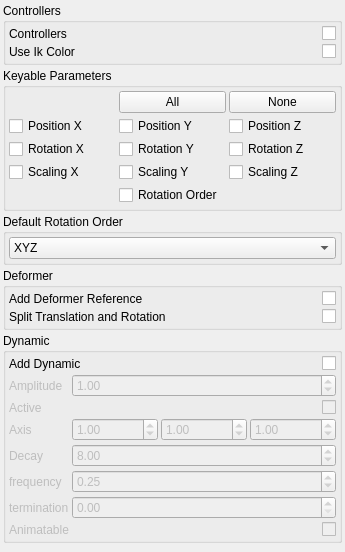
The window that brigks/systems/meta/widget.ui (miquelcampos/brigks) describes before a commit, drawn with Qt 5.
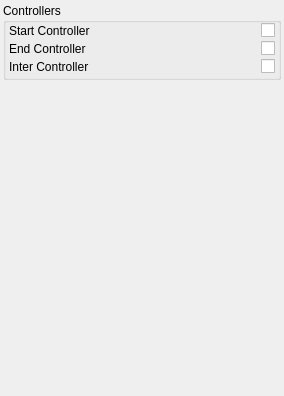
The same window after the commit.

```diff
--- a/brigks/systems/meta/widget.ui
+++ b/brigks/systems/meta/widget.ui
@@ -6,8 +6,8 @@
    <rect>
     <x>0</x>
     <y>0</y>
-    <width>345</width>
-    <height>552</height>
+    <width>284</width>
+    <height>396</height>
    </rect>
   </property>
   <property name="windowTitle">
@@ -21,36 +21,64 @@
     <number>3</number>
    </property>
    <item>
-    <widget class="QGroupBox" name="groupBox_3">
+    <widget class="QGroupBox" name="groupBox">
      <property name="title">
       <string>Controllers</string>
      </property>
-     <layout class="QGridLayout" name="gridLayout_2">
-      <property name="margin">
+     <layout class="QGridLayout" name="gridLayout">
+      <property name="leftMargin">
+       <number>3</number>
+      </property>
+      <property name="topMargin">
+       <number>0</number>
+      </property>
+      <property name="rightMargin">
+       <number>3</number>
+      </property>
+      <property name="bottomMargin">
        <number>3</number>
       </property>
       <property name="spacing">
        <number>3</number>
       </property>
       <item row="0" column="0">
+       <widget class="QLabel" name="label">
+        <property name="sizePolicy">
+         <sizepolicy hsizetype="Fixed" vsizetype="Preferred">
+          <horstretch>0</horstretch>
+          <verstretch>0</verstretch>
+         </sizepolicy>
+        </property>
+        <property name="text">
+         <string>Start Controller</string>
+        </property>
+       </widget>
+      </item>
+      <item row="0" column="1">
+       <widget class="QCheckBox" name="uiStartController">
+        <property name="layoutDirection">
+         <enum>Qt::RightToLeft</enum>
+        </property>
+        <property name="text">
+         <string/>
+        </property>
+       </widget>
+      </item>
+      <item row="1" column="0">
        <widget class="QLabel" name="label_2">
-        <property name="text">
-         <string>Controllers</string>
+        <property name="sizePolicy">
+         <sizepolicy hsizetype="Fixed" vsizetype="Preferred">
+          <horstretch>0</horstretch>
+          <verstretch>0</verstretch>
+         </sizepolicy>
         </property>
-       </widget>
-      </item>
-      <item row="0" column="1">
-       <widget class="QCheckBox" name="uiAddControllers">
-        <property name="layoutDirection">
-         <enum>Qt::RightToLeft</enum>
-        </property>
         <property name="text">
-         <string/>
+         <string>End Controller</string>
         </property>
        </widget>
       </item>
       <item row="1" column="1">
-       <widget class="QCheckBox" name="uiUseIkColor">
+       <widget class="QCheckBox" name="uiEndController">
         <property name="layoutDirection">
          <enum>Qt::RightToLeft</enum>
         </property>
@@ -59,485 +87,27 @@
         </property>
        </widget>
       </item>
-      <item row="1" column="0">
+      <item row="2" column="0">
        <widget class="QLabel" name="label_3">
-        <property name="text">
-         <string>Use Ik Color</string>
+        <property name="sizePolicy">
+         <sizepolicy hsizetype="Fixed" vsizetype="Preferred">
+          <horstretch>0</horstretch>
+          <verstretch>0</verstretch>
+         </sizepolicy>
         </property>
-       </widget>
-      </item>
-     </layout>
-    </widget>
-   </item>
-   <item>
-    <widget class="QGroupBox" name="groupBox">
-     <property name="title">
-      <string>Keyable Parameters</string>
-     </property>
-     <layout class="QGridLayout" name="gridLayout">
-      <property name="margin">
-       <number>3</number>
-      </property>
-      <property name="spacing">
-       <number>3</number>
-      </property>
-      <item row="3" column="1">
-       <widget class="QCheckBox" name="uiScly">
         <property name="text">
-         <string>Scaling Y</string>
-        </property>
-       </widget>
-      </item>
-      <item row="3" column="0">
-       <widget class="QCheckBox" name="uiSclx">
-        <property name="text">
-         <string>Scaling X</string>
-        </property>
-       </widget>
-      </item>
-      <item row="3" column="2">
-       <widget class="QCheckBox" name="uiSclz">
-        <property name="text">
-         <string>Scaling Z</string>
-        </property>
-       </widget>
-      </item>
-      <item row="1" column="0">
-       <widget class="QCheckBox" name="uiPosx">
-        <property name="text">
-         <string>Position X</string>
-        </property>
-       </widget>
-      </item>
-      <item row="1" column="1">
-       <widget class="QCheckBox" name="uiPosy">
-        <property name="text">
-         <string>Position Y</string>
-        </property>
-       </widget>
-      </item>
-      <item row="0" column="2">
-       <widget class="QPushButton" name="uiKeyableNoneBTN">
-        <property name="text">
-         <string>None</string>
-        </property>
-       </widget>
-      </item>
-      <item row="0" column="1">
-       <widget class="QPushButton" name="uiKeyableAllBTN">
-        <property name="text">
-         <string>All</string>
-        </property>
-       </widget>
-      </item>
-      <item row="2" column="2">
-       <widget class="QCheckBox" name="uiRotz">
-        <property name="text">
-         <string>Rotation Z</string>
+         <string>Inter Controller</string>
         </property>
        </widget>
       </item>
       <item row="2" column="1">
-       <widget class="QCheckBox" name="uiRoty">
-        <property name="text">
-         <string>Rotation Y</string>
-        </property>
-       </widget>
-      </item>
-      <item row="2" column="0">
-       <widget class="QCheckBox" name="uiRotx">
-        <property name="text">
-         <string>Rotation X</string>
-        </property>
-       </widget>
-      </item>
-      <item row="1" column="2">
-       <widget class="QCheckBox" name="uiPosz">
-        <property name="text">
-         <string>Position Z</string>
-        </property>
-       </widget>
-      </item>
-      <item row="4" column="1">
-       <widget class="QCheckBox" name="uiRotorder">
-        <property name="text">
-         <string>Rotation Order</string>
-        </property>
-       </widget>
-      </item>
-     </layout>
-    </widget>
-   </item>
-   <item>
-    <widget class="QGroupBox" name="groupBox_5">
-     <property name="title">
-      <string>Default Rotation Order</string>
-     </property>
-     <layout class="QVBoxLayout" name="verticalLayout">
-      <property name="spacing">
-       <number>3</number>
-      </property>
-      <property name="margin">
-       <number>3</number>
-      </property>
-      <item>
-       <widget class="QComboBox" name="uiDefaultRotationOrder">
-        <item>
-         <property name="text">
-          <string>XYZ</string>
-         </property>
-        </item>
-        <item>
-         <property name="text">
-          <string>XZY</string>
-         </property>
-        </item>
-        <item>
-         <property name="text">
-          <string>YXZ</string>
-         </property>
-        </item>
-        <item>
-         <property name="text">
-          <string>YZX</string>
-         </property>
-        </item>
-        <item>
-         <property name="text">
-          <string>ZXY</string>
-         </property>
-        </item>
-        <item>
-         <property name="text">
-          <string>ZYX</string>
-         </property>
-        </item>
-       </widget>
-      </item>
-     </layout>
-    </widget>
-   </item>
-   <item>
-    <widget class="QGroupBox" name="groupBox_2">
-     <property name="title">
-      <string>Deformer</string>
-     </property>
-     <layout class="QGridLayout" name="gridLayout_3">
-      <property name="margin">
-       <number>3</number>
-      </property>
-      <property name="spacing">
-       <number>3</number>
-      </property>
-      <item row="0" column="1">
-       <widget class="QCheckBox" name="uiAddDeformerReferences">
+       <widget class="QCheckBox" name="uiInterController">
         <property name="layoutDirection">
          <enum>Qt::RightToLeft</enum>
         </property>
         <property name="text">
          <string/>
         </property>
-       </widget>
-      </item>
-      <item row="0" column="0">
-       <widget class="QLabel" name="label">
-        <property name="text">
-         <string>Add Deformer Reference</string>
-        </property>
-       </widget>
-      </item>
-      <item row="1" column="1">
-       <widget class="QCheckBox" name="uiSplitRotation">
-        <property name="layoutDirection">
-         <enum>Qt::RightToLeft</enum>
-        </property>
-        <property name="text">
-         <string/>
-        </property>
-       </widget>
-      </item>
-      <item row="1" column="0">
-       <widget class="QLabel" name="label_4">
-        <property name="text">
-         <string>Split Translation and Rotation</string>
-        </property>
-       </widget>
-      </item>
-     </layout>
-    </widget>
-   </item>
-   <item>
-    <widget class="QGroupBox" name="uiDynamicGRP">
-     <property name="minimumSize">
-      <size>
-       <width>0</width>
-       <height>0</height>
-      </size>
-     </property>
-     <property name="title">
-      <string>Dynamic</string>
-     </property>
-     <layout class="QGridLayout" name="gridLayout_4">
-      <property name="margin">
-       <number>3</number>
-      </property>
-      <property name="spacing">
-       <number>3</number>
-      </property>
-      <item row="0" column="0">
-       <widget class="QLabel" name="label_5">
-        <property name="text">
-         <string>Add Dynamic</string>
-        </property>
-       </widget>
-      </item>
-      <item row="0" column="1">
-       <widget class="QCheckBox" name="uiDynamic">
-        <property name="layoutDirection">
-         <enum>Qt::RightToLeft</enum>
-        </property>
-        <property name="text">
-         <string/>
-        </property>
-       </widget>
-      </item>
-      <item row="1" column="0" colspan="2">
-       <widget class="QWidget" name="uiDynamicDefaultWDG" native="true">
-        <property name="enabled">
-         <bool>false</bool>
-        </property>
-        <layout class="QGridLayout" name="gridLayout_5">
-         <property name="margin">
-          <number>0</number>
-         </property>
-         <property name="spacing">
-          <number>3</number>
-         </property>
-         <item row="0" column="0">
-          <widget class="QLabel" name="label_8">
-           <property name="text">
-            <string>Amplitude</string>
-           </property>
-          </widget>
-         </item>
-         <item row="0" column="1">
-          <widget class="QDoubleSpinBox" name="uiAmplitude">
-           <property name="maximum">
-            <double>100.000000000000000</double>
-           </property>
-           <property name="singleStep">
-            <double>0.100000000000000</double>
-           </property>
-           <property name="value">
-            <double>1.000000000000000</double>
-           </property>
-          </widget>
-         </item>
-         <item row="1" column="0">
-          <widget class="QLabel" name="uiActiveLBL">
-           <property name="sizePolicy">
-            <sizepolicy hsizetype="Fixed" vsizetype="Preferred">
-             <horstretch>0</horstretch>
-             <verstretch>0</verstretch>
-            </sizepolicy>
-           </property>
-           <property name="minimumSize">
-            <size>
-             <width>10</width>
-             <height>0</height>
-            </size>
-           </property>
-           <property name="text">
-            <string>Active</string>
-           </property>
-          </widget>
-         </item>
-         <item row="1" column="1">
-          <widget class="QCheckBox" name="uiActive">
-           <property name="layoutDirection">
-            <enum>Qt::RightToLeft</enum>
-           </property>
-           <property name="text">
-            <string/>
-           </property>
-          </widget>
-         </item>
-         <item row="3" column="0">
-          <widget class="QLabel" name="uiStartCurveAttractLBL">
-           <property name="sizePolicy">
-            <sizepolicy hsizetype="Fixed" vsizetype="Preferred">
-             <horstretch>0</horstretch>
-             <verstretch>0</verstretch>
-            </sizepolicy>
-           </property>
-           <property name="minimumSize">
-            <size>
-             <width>10</width>
-             <height>0</height>
-            </size>
-           </property>
-           <property name="text">
-            <string>Decay</string>
-           </property>
-          </widget>
-         </item>
-         <item row="3" column="1">
-          <widget class="QDoubleSpinBox" name="uiDecay">
-           <property name="minimum">
-            <double>0.000000000000000</double>
-           </property>
-           <property name="maximum">
-            <double>999.000000000000000</double>
-           </property>
-           <property name="singleStep">
-            <double>1.000000000000000</double>
-           </property>
-           <property name="value">
-            <double>8.000000000000000</double>
-           </property>
-          </widget>
-         </item>
-         <item row="4" column="0">
-          <widget class="QLabel" name="uiBendResistanceLBL">
-           <property name="sizePolicy">
-            <sizepolicy hsizetype="Fixed" vsizetype="Preferred">
-             <horstretch>0</horstretch>
-             <verstretch>0</verstretch>
-            </sizepolicy>
-           </property>
-           <property name="minimumSize">
-            <size>
-             <width>10</width>
-             <height>0</height>
-            </size>
-           </property>
-           <property name="text">
-            <string>frequency</string>
-           </property>
-          </widget>
-         </item>
-         <item row="4" column="1">
-          <widget class="QDoubleSpinBox" name="uiFrequency">
-           <property name="minimum">
-            <double>0.000000000000000</double>
-           </property>
-           <property name="maximum">
-            <double>100.000000000000000</double>
-           </property>
-           <property name="singleStep">
-            <double>0.250000000000000</double>
-           </property>
-           <property name="value">
-            <double>0.250000000000000</double>
-           </property>
-          </widget>
-         </item>
-         <item row="5" column="0">
-          <widget class="QLabel" name="uiMassLBL">
-           <property name="sizePolicy">
-            <sizepolicy hsizetype="Fixed" vsizetype="Preferred">
-             <horstretch>0</horstretch>
-             <verstretch>0</verstretch>
-            </sizepolicy>
-           </property>
-           <property name="minimumSize">
-            <size>
-             <width>10</width>
-             <height>0</height>
-            </size>
-           </property>
-           <property name="text">
-            <string>termination</string>
-           </property>
-          </widget>
-         </item>
-         <item row="5" column="1">
-          <widget class="QDoubleSpinBox" name="uiTermination">
-           <property name="minimum">
-            <double>0.000000000000000</double>
-           </property>
-           <property name="maximum">
-            <double>100.000000000000000</double>
-           </property>
-           <property name="singleStep">
-            <double>0.100000000000000</double>
-           </property>
-           <property name="value">
-            <double>0.000000000000000</double>
-           </property>
-          </widget>
-         </item>
-         <item row="6" column="0">
-          <widget class="QLabel" name="uiAnimatableLBL">
-           <property name="sizePolicy">
-            <sizepolicy hsizetype="Fixed" vsizetype="Preferred">
-             <horstretch>0</horstretch>
-             <verstretch>0</verstretch>
-            </sizepolicy>
-           </property>
-           <property name="minimumSize">
-            <size>
-             <width>10</width>
-             <height>0</height>
-            </size>
-           </property>
-           <property name="text">
-            <string>Animatable</string>
-           </property>
-          </widget>
-         </item>
-         <item row="6" column="1">
-          <widget class="QCheckBox" name="uiDynamicAnimatable">
-           <property name="layoutDirection">
-            <enum>Qt::RightToLeft</enum>
-           </property>
-           <property name="text">
-            <string/>
-           </property>
-          </widget>
-         </item>
-         <item row="2" column="1">
-          <layout class="QHBoxLayout" name="horizontalLayout_2">
-           <item>
-            <widget class="QDoubleSpinBox" name="uiAmplitudeX">
-             <property name="singleStep">
-              <double>0.100000000000000</double>
-             </property>
-             <property name="value">
-              <double>1.000000000000000</double>
-             </property>
-            </widget>
-           </item>
-           <item>
-            <widget class="QDoubleSpinBox" name="uiAmplitudeY">
-             <property name="singleStep">
-              <double>0.100000000000000</double>
-             </property>
-             <property name="value">
-              <double>1.000000000000000</double>
-             </property>
-            </widget>
-           </item>
-           <item>
-            <widget class="QDoubleSpinBox" name="uiAmplitudeZ">
-             <property name="singleStep">
-              <double>0.100000000000000</double>
-             </property>
-             <property name="value">
-              <double>1.000000000000000</double>
-             </property>
-            </widget>
-           </item>
-          </layout>
-         </item>
-         <item row="2" column="0">
-          <widget class="QLabel" name="label_6">
-           <property name="text">
-            <string>Axis</string>
-           </property>
-          </widget>
-         </item>
-        </layout>
        </widget>
       </item>
      </layout>
@@ -551,7 +121,7 @@
      <property name="sizeHint" stdset="0">
       <size>
        <width>20</width>
-       <height>40</height>
+       <height>321</height>
       </size>
      </property>
     </spacer>
```
Left out of the diff: 4 changed lines with no effect on the pictures.
